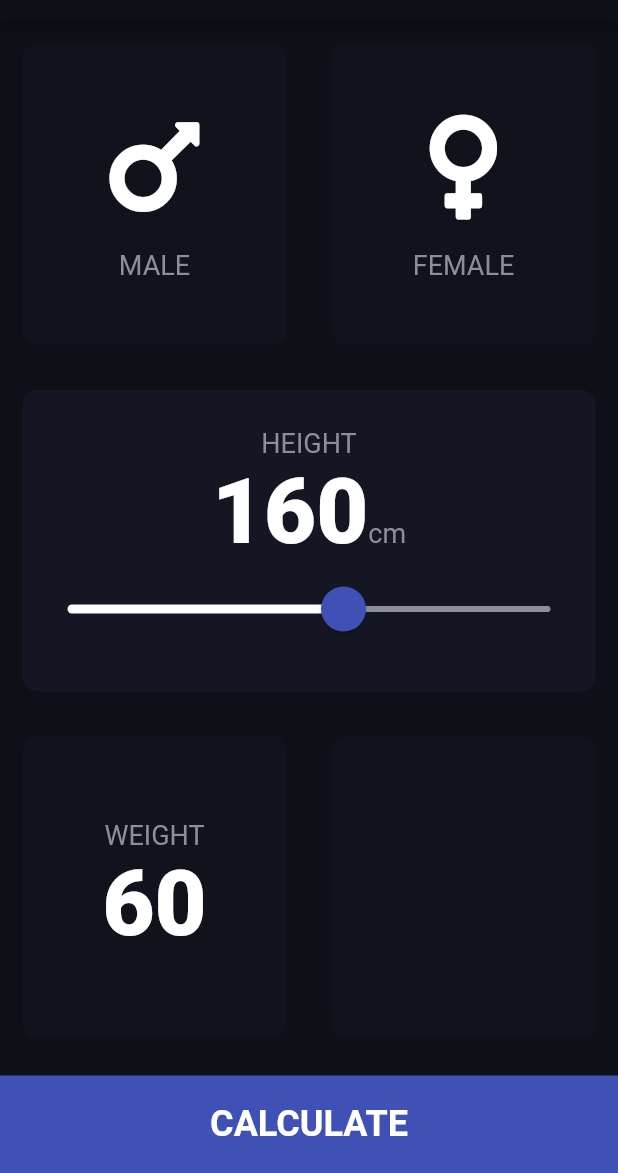
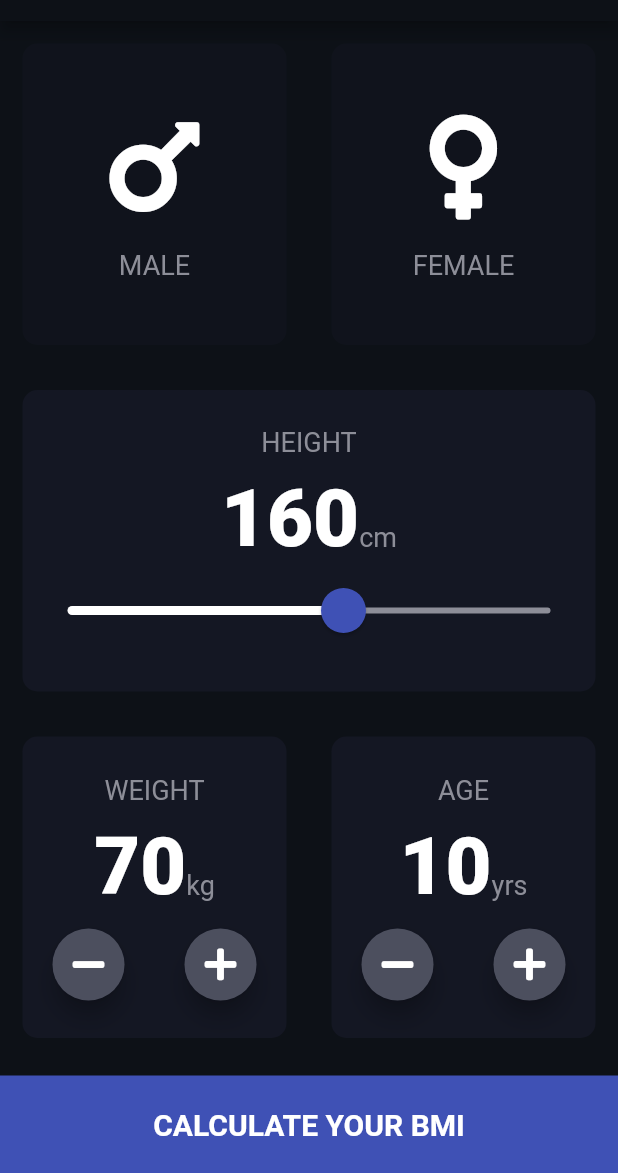
Before and after one commit to billnice250/bmi_calculator, a Flutter app: the screen it shows after launch, on a phone screen of 412 x 824 dp, the part 63-1236 px from its top. Run offline on Flutter 3.47's test engine with Material 2 defaults, Android fonts, the phone set to English and light mode, and no system bars; our stand-ins replace font_awesome_flutter.

Commit message:
Design done Signed-off-by: Bill Nice <billnicejig@gmail.com>
Signed-off-by: Bill Nice <billnicejig@gmail.com>

```diff
--- a/lib/constants.dart
+++ b/lib/constants.dart
@@ -11,8 +11,13 @@ const kLabelTextStyle = TextStyle(
   color: Color(0xFF8D8E98),
 );
 const kNumberTextStyle = TextStyle(
-  fontSize: 60.0,
+  fontSize: 53.0,
   fontWeight: FontWeight.w900,
+);
+const kTitleSeparationLine = SizedBox(
+  height: 10.0,
 );
 const kMinHumanHeight = 40.0;
 const kMaxHumanHeight = 250.0;
+const kMinHumanWeight = 1;
+const kMaxHumanWeight = 700;
--- a/lib/input_page.dart
+++ b/lib/input_page.dart
@@ -1,9 +1,11 @@
+import 'package:flutter/cupertino.dart';
 import 'package:flutter/material.dart';
 import 'package:font_awesome_flutter/font_awesome_flutter.dart';
 import 'package:my_bmi/reusable_card.dart';
 
 import 'constants.dart';
 import 'icon_content.dart';
+import 'round_icon_button.dart';
 
 enum Gender { MALE, FEMALE }
 
@@ -15,7 +17,8 @@ class InputPage extends StatefulWidget {
 class _InputPageState extends State<InputPage> {
   Gender selectedGender;
   double height = 160.0;
-  double weight = 60;
+  int weight = 70;
+  int age = 10;
 
   @override
   Widget build(BuildContext context) {
@@ -75,6 +78,7 @@ class _InputPageState extends State<InputPage> {
                     'HEIGHT',
                     style: kLabelTextStyle,
                   ),
+                  kTitleSeparationLine,
                   Row(
                     mainAxisAlignment: MainAxisAlignment.center,
                     crossAxisAlignment: CrossAxisAlignment.baseline,
@@ -120,7 +124,7 @@ class _InputPageState extends State<InputPage> {
               children: [
                 Expanded(
                   child: ReusableCard(
-                    colour: kInactiveCardColor,
+                    colour: kActiveCardColor,
                     cardWild: Column(
                       mainAxisAlignment: MainAxisAlignment.center,
                       children: [
@@ -128,17 +132,116 @@ class _InputPageState extends State<InputPage> {
                           'WEIGHT',
                           style: kLabelTextStyle,
                         ),
-                        Text(
-                          weight.toInt().toString(),
-                          style: kNumberTextStyle,
-                        )
+                        kTitleSeparationLine,
+                        Row(
+                          mainAxisAlignment: MainAxisAlignment.center,
+                          crossAxisAlignment: CrossAxisAlignment.baseline,
+                          textBaseline: TextBaseline.alphabetic,
+                          children: [
+                            Text(
+                              weight.toString(),
+                              style: kNumberTextStyle,
+                            ),
+                            Text(
+                              'kg',
+                              style: kLabelTextStyle,
+                            )
+                          ],
+                        ),
+                        kTitleSeparationLine,
+                        Row(
+                          mainAxisAlignment: MainAxisAlignment.center,
+                          children: [
+                            Expanded(
+                              child: RoundIconButton(
+                                icon: FontAwesomeIcons.minus,
+                                onPressed: () {
+                                  if (weight > kMinHumanWeight &&
+                                      weight < kMaxHumanHeight) {
+                                    setState(() {
+                                      weight--;
+                                    });
+                                  }
+                                },
+                              ),
+                            ),
+                            Expanded(
+                              child: RoundIconButton(
+                                icon: FontAwesomeIcons.plus,
+                                onPressed: () {
+                                  if (weight > kMinHumanWeight &&
+                                      weight < kMaxHumanHeight) {
+                                    setState(() {
+                                      weight++;
+                                    });
+                                  }
+                                },
+                              ),
+                            ),
+                          ],
+                        ),
                       ],
                     ),
                   ),
                 ),
                 Expanded(
                   child: ReusableCard(
-                    colour: kInactiveCardColor,
+                    colour: kActiveCardColor,
+                    cardWild: Column(
+                      mainAxisAlignment: MainAxisAlignment.center,
+                      children: [
+                        Text(
+                          'AGE',
+                          style: kLabelTextStyle,
+                        ),
+                        kTitleSeparationLine,
+                        Row(
+                          mainAxisAlignment: MainAxisAlignment.center,
+                          crossAxisAlignment: CrossAxisAlignment.baseline,
+                          textBaseline: TextBaseline.alphabetic,
+                          children: [
+                            Text(
+                              age.toString(),
+                              style: kNumberTextStyle,
+                            ),
+                            Text(
+                              'yrs',
+                              style: kLabelTextStyle,
+                            )
+                          ],
+                        ),
+                        kTitleSeparationLine,
+                        Row(
+                          mainAxisAlignment: MainAxisAlignment.center,
+                          children: [
+                            Expanded(
+                              child: RoundIconButton(
+                                icon: FontAwesomeIcons.minus,
+                                onPressed: () {
+                                  if (age > 0 && age < 120) {
+                                    setState(() {
+                                      age--;
+                                    });
+                                  }
+                                },
+                              ),
+                            ),
+                            Expanded(
+                              child: RoundIconButton(
+                                icon: FontAwesomeIcons.plus,
+                                onPressed: () {
+                                  if (age > 0 && age < 120) {
+                                    setState(() {
+                                      age++;
+                                    });
+                                  }
+                                },
+                              ),
+                            ),
+                          ],
+                        ),
+                      ],
+                    ),
                   ),
                 ),
               ],
@@ -146,10 +249,10 @@ class _InputPageState extends State<InputPage> {
           ),
           Container(
             child: Center(
-              child: Text('CALCULATE',
+              child: Text('CALCULATE YOUR BMI',
                   style: TextStyle(
                     fontWeight: FontWeight.bold,
-                    fontSize: 24.0,
+                    fontSize: 20.0,
                   )),
             ),
             color: kBottomContainerColor,
--- a/lib/round_icon_button.dart
+++ b/lib/round_icon_button.dart
@@ -1,11 +1,25 @@
+import 'package:flutter/cupertino.dart';
 import 'package:flutter/material.dart';
 
 class RoundIconButton extends StatelessWidget {
+  final IconData icon;
+  final Function onPressed;
+
+  const RoundIconButton({@required this.icon, @required this.onPressed});
+
   @override
   Widget build(BuildContext context) {
     return RawMaterialButton(
+      child: Icon(icon),
+      onLongPress: onPressed,
+      onPressed: onPressed,
+      elevation: 6.0,
       shape: CircleBorder(),
       fillColor: Color(0xFF4C4F5E),
+      constraints: BoxConstraints.tightFor(
+        width: 48.0,
+        height: 48.0,
+      ),
     );
   }
 }
```
